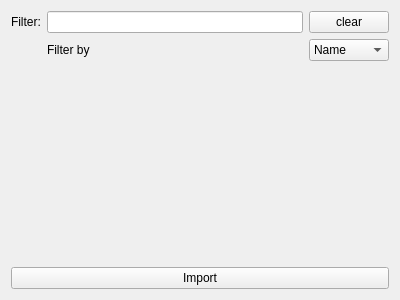
Qt form src/Gui/library/ui/MediaLibrary.ui (luyikei/VLMC) before a commit.
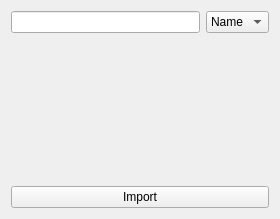
The same form after that commit. Custom widgets are drawn as their Qt base class.

Commit message: MediaLibrary: Using newly created SearchLineEdit to filter medias.

Diff of the .ui file:
```diff
--- a/src/Gui/library/ui/MediaLibrary.ui
+++ b/src/Gui/library/ui/MediaLibrary.ui
@@ -6,8 +6,8 @@
    <rect>
     <x>0</x>
     <y>0</y>
-    <width>400</width>
-    <height>300</height>
+    <width>280</width>
+    <height>219</height>
    </rect>
   </property>
   <property name="minimumSize">
@@ -23,17 +23,16 @@
    <item>
     <layout class="QGridLayout" name="gridLayout">
      <item row="0" column="0">
-      <widget class="QLabel" name="filterLabel">
-       <property name="text">
-        <string>Filter:</string>
-       </property>
-      </widget>
+      <widget class="SearchLineEdit" name="filterInput"/>
      </item>
      <item row="0" column="1">
-      <widget class="QLineEdit" name="filterInput"/>
-     </item>
-     <item row="1" column="2">
       <widget class="QComboBox" name="filterType">
+       <property name="sizePolicy">
+        <sizepolicy hsizetype="Preferred" vsizetype="Preferred">
+         <horstretch>0</horstretch>
+         <verstretch>0</verstretch>
+        </sizepolicy>
+       </property>
        <item>
         <property name="text">
          <string>Name</string>
@@ -46,23 +45,6 @@
        </item>
       </widget>
      </item>
-     <item row="1" column="1">
-      <widget class="QLabel" name="filterByLabel">
-       <property name="layoutDirection">
-        <enum>Qt::RightToLeft</enum>
-       </property>
-       <property name="text">
-        <string>Filter by</string>
-       </property>
-      </widget>
-     </item>
-     <item row="0" column="2">
-      <widget class="QPushButton" name="clearButton">
-       <property name="text">
-        <string>clear</string>
-       </property>
-      </widget>
-     </item>
     </layout>
    </item>
    <item>
@@ -77,6 +59,13 @@
    </item>
   </layout>
  </widget>
+ <customwidgets>
+  <customwidget>
+   <class>SearchLineEdit</class>
+   <extends>QLineEdit</extends>
+   <header>SearchLineEdit.h</header>
+  </customwidget>
+ </customwidgets>
  <resources/>
  <connections/>
 </ui>
```
The commit also changes 5 other files.
